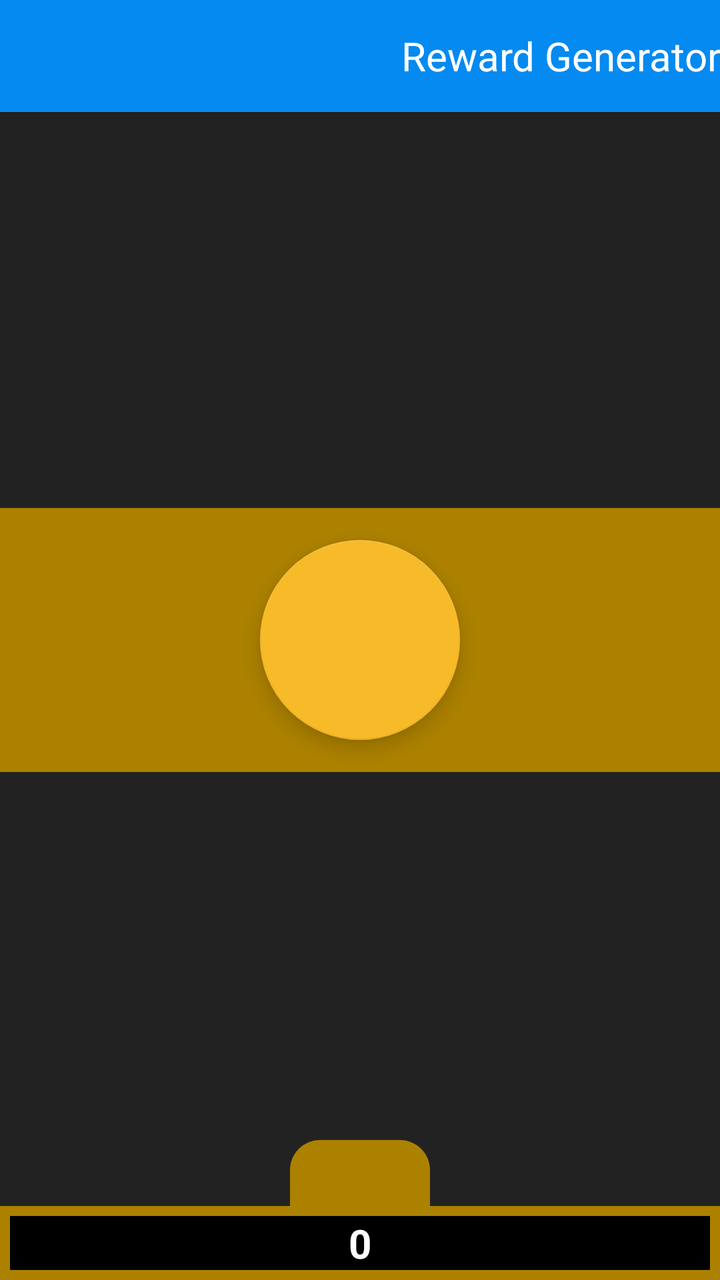
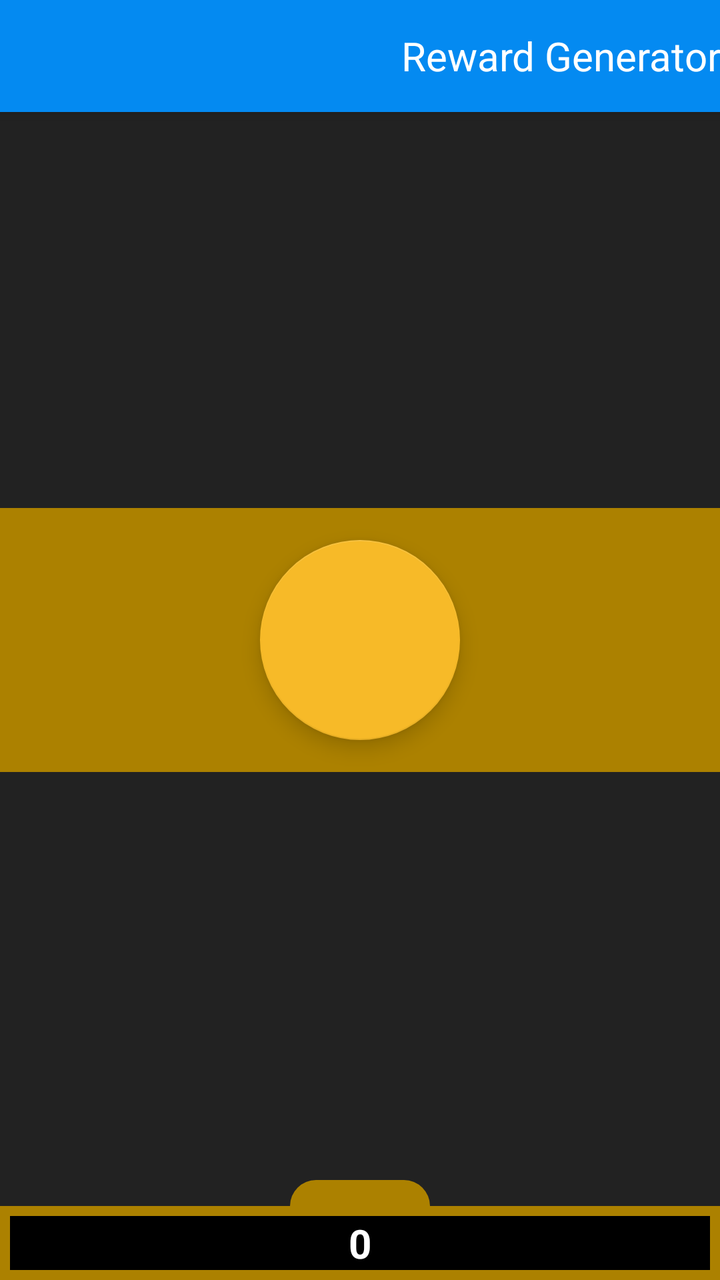

The first picture is an Android layout as it rendered before a commit; the second is the same layout after the commit. The layout source and the unified diff follow.
<!-- AndroidManifest.xml: activity theme AppTheme.NoActionBar -->
<!-- res/layout/activity_reward.xml -->
<?xml version="1.0" encoding="utf-8"?>
<androidx.coordinatorlayout.widget.CoordinatorLayout
    xmlns:android="http://schemas.android.com/apk/res/android"
    xmlns:app="http://schemas.android.com/apk/res-auto"
    xmlns:tools="http://schemas.android.com/tools"
    android:layout_width="match_parent"
    android:layout_height="match_parent"
    android:background="@color/colorSlate"
    android:fitsSystemWindows="true"
    tools:context=".view.RewardActivity">

    <com.google.android.material.appbar.AppBarLayout
        android:id="@+id/reward_appbar"
        android:layout_width="match_parent"
        android:layout_height="wrap_content"
        android:theme="@style/AppTheme.AppBarOverlay">

        <androidx.appcompat.widget.Toolbar
            android:id="@+id/reward_toolbar"
            android:layout_width="match_parent"
            android:layout_height="?attr/actionBarSize"
            app:popupTheme="@style/AppTheme.PopupOverlay">

            <TextView
                android:layout_width="match_parent"
                android:layout_height="match_parent"
                android:gravity="end|center_vertical"
                android:textSize="@dimen/text_size_paragraph_title"
                android:textColor="#fff"
                android:text="@string/title_activity_reward"
                style="@style/AppTheme.AppBarOverlay"/>

        </androidx.appcompat.widget.Toolbar>

    </com.google.android.material.appbar.AppBarLayout>

    <LinearLayout
        android:id="@+id/ad_button_wrapper"
        android:layout_width="match_parent"
        android:layout_height="wrap_content"
        android:layout_gravity="center"
        android:orientation="vertical"
        android:background="@color/colorCheerDark">

        <com.google.android.material.floatingactionbutton.FloatingActionButton
            android:id="@+id/ad_button"
            android:layout_width="100dp"
            android:layout_height="100dp"
            android:layout_gravity="center"
            android:layout_margin="@dimen/fab_margin"/>

    </LinearLayout>

    <ProgressBar
        android:id="@+id/ad_progress"
        android:layout_width="match_parent"
        android:layout_height="8dp"
        android:indeterminate="true"
        android:indeterminateTintMode="src_atop"
        android:indeterminateTint="@color/colorChalk"
        android:visibility="gone"
        app:layout_anchor="@id/ad_button_wrapper"
        app:layout_anchorGravity="bottom|center_horizontal"
        style="?android:attr/progressBarStyleHorizontal" />

    <LinearLayout
        android:layout_width="match_parent"
        android:layout_height="70dp"
        android:orientation="vertical"
        android:layout_gravity="bottom">

        <LinearLayout
            android:id="@+id/credit_toggle_container"
            android:layout_width="match_parent"
            android:layout_height="0dp"
            android:layout_weight="1"
            android:layout_gravity="center_horizontal|bottom"
            android:gravity="center"
            android:orientation="horizontal">

            <ImageButton
                android:id="@+id/credit_toggle"
                android:layout_width="70dp"
                android:layout_height="match_parent"
                android:padding="10dp"
                android:layout_gravity="center"
                android:gravity="top"
                android:background="@drawable/rounded_rectangle"/>

        </LinearLayout>

        <LinearLayout
            android:layout_width="match_parent"
            android:layout_height="wrap_content"
            android:background="@color/colorCheerDark"
            android:padding="3dp"
            android:orientation="horizontal">

            <FrameLayout
                android:id="@+id/payment_balance_frame"
                android:layout_width="0dp"
                android:layout_height="match_parent"
                android:layout_weight=".35"
                android:padding="2dp"
                android:background="@color/colorCheerDark">

                <TextView
                    android:id="@+id/reward_balance_text"
                    android:layout_width="match_parent"
                    android:layout_height="match_parent"
                    android:layout_gravity="center"
                    android:background="#000"
                    android:gravity="center"
                    android:textSize="@dimen/text_size_paragraph_title"
                    android:textStyle="bold"
                    android:textColor="#fff"
                    android:text="0"/>

            </FrameLayout>

        </LinearLayout>

    </LinearLayout>

</androidx.coordinatorlayout.widget.CoordinatorLayout>
<!-- resources referenced by this layout -->
<resources>
  <color name="colorChalk">#EEE</color>
  <color name="colorCheerDark">#AC8100</color>
  <color name="colorSlate">#222</color>
  <dimen name="fab_margin">16dp</dimen>
  <dimen name="text_size_paragraph_title">20sp</dimen>
  <!-- drawable rounded_rectangle (drawable) -->
  <?xml version="1.0" encoding="utf-8"?>
  <shape xmlns:android="http://schemas.android.com/apk/res/android"
      android:shape="rectangle">
      <solid android:color="@color/colorCheerDark"/>
      <corners
          android:topLeftRadius="15dp"
          android:topRightRadius="15dp"/>
  </shape>
  <string name="title_activity_reward">Reward Generator</string>
  <style name="AppTheme.AppBarOverlay" parent="ThemeOverlay.AppCompat.Dark.ActionBar" />
  <style name="AppTheme.PopupOverlay" parent="@android:style/Widget.PopupMenu">
          <item name="android:background">@color/colorPrimary</item>
      </style>
  <style name="AppTheme.NoActionBar">
          <item name="windowActionBar">false</item>
          <item name="windowNoTitle">true</item>
      </style>
  <color name="colorPrimary">#048AF1</color>
</resources>

<!-- the commit's change to res/layout/activity_reward.xml (unified diff, before → after) -->
@@ -65,7 +65,7 @@
 
     <LinearLayout
         android:layout_width="match_parent"
-        android:layout_height="70dp"
+        android:layout_height="50dp"
         android:orientation="vertical"
         android:layout_gravity="bottom">
 
